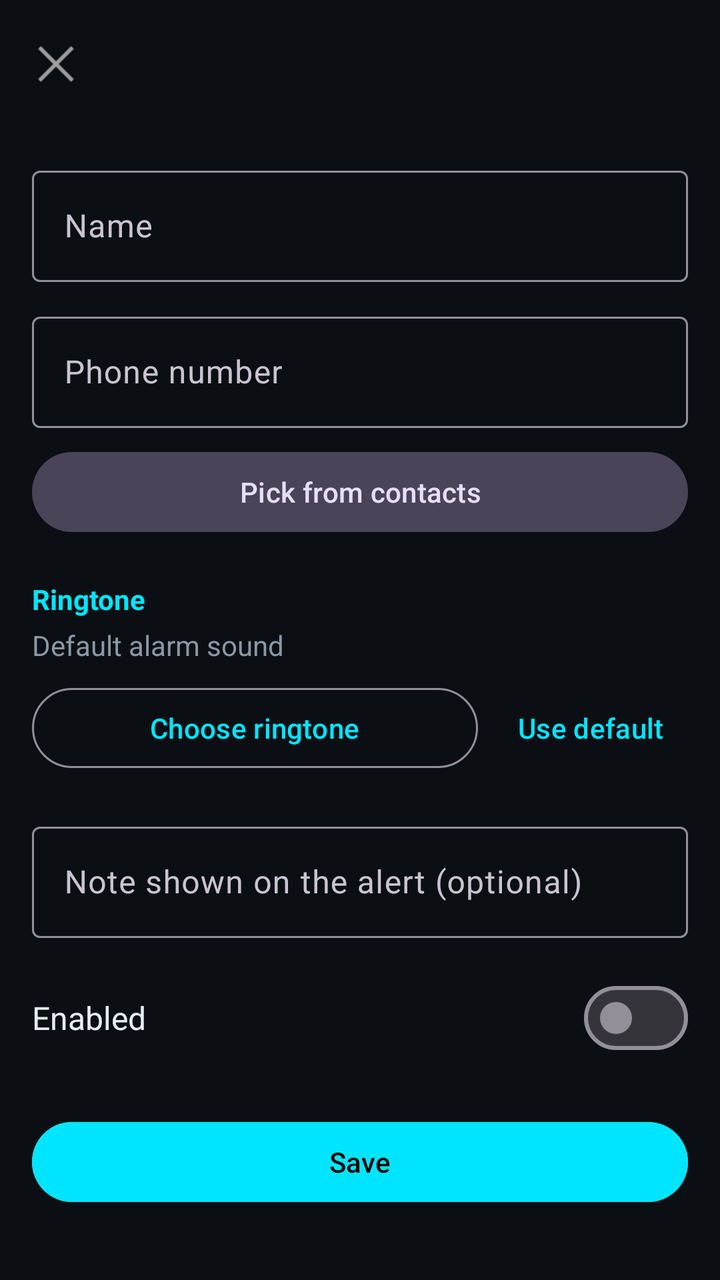
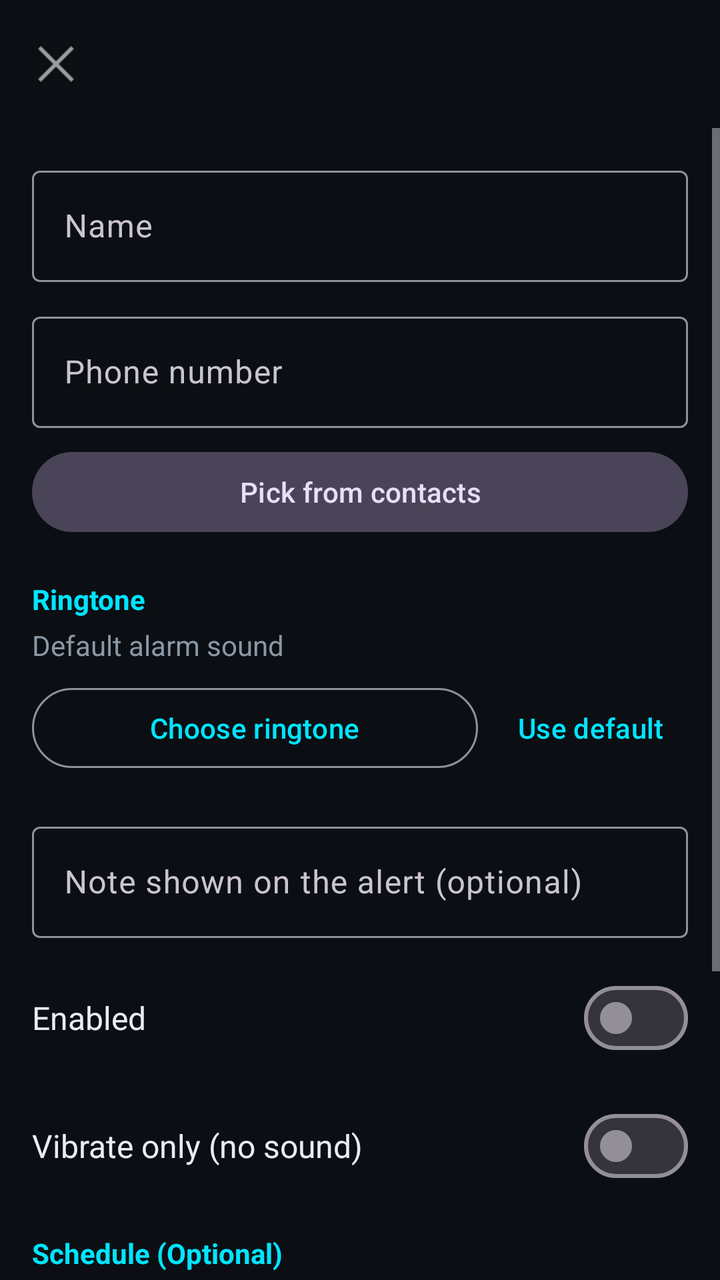

Screens rendered from an Android XML layout before and after an edit, with the pre-edit source and the edit as a unified diff.
<!-- AndroidManifest.xml: application theme Theme.LeviRinger -->
<!-- res/layout/activity_add_contact.xml -->
<?xml version="1.0" encoding="utf-8"?>
<LinearLayout xmlns:android="http://schemas.android.com/apk/res/android"
    xmlns:app="http://schemas.android.com/apk/res-auto"
    android:layout_width="match_parent"
    android:layout_height="match_parent"
    android:background="@color/bg"
    android:orientation="vertical">

    <com.google.android.material.appbar.MaterialToolbar
        android:id="@+id/toolbar"
        android:layout_width="match_parent"
        android:layout_height="?attr/actionBarSize"
        app:navigationIcon="@android:drawable/ic_menu_close_clear_cancel"
        app:titleTextColor="@color/on_bg" />

    <ScrollView
        android:layout_width="match_parent"
        android:layout_height="match_parent">

        <LinearLayout
            android:layout_width="match_parent"
            android:layout_height="wrap_content"
            android:orientation="vertical"
            android:padding="16dp">

            <com.google.android.material.textfield.TextInputLayout
                style="@style/Widget.Material3.TextInputLayout.OutlinedBox"
                android:layout_width="match_parent"
                android:layout_height="wrap_content"
                android:hint="@string/name_hint">

                <com.google.android.material.textfield.TextInputEditText
                    android:id="@+id/editName"
                    android:layout_width="match_parent"
                    android:layout_height="wrap_content"
                    android:inputType="textPersonName" />
            </com.google.android.material.textfield.TextInputLayout>

            <com.google.android.material.textfield.TextInputLayout
                style="@style/Widget.Material3.TextInputLayout.OutlinedBox"
                android:layout_width="match_parent"
                android:layout_height="wrap_content"
                android:layout_marginTop="12dp"
                android:hint="@string/number_hint">

                <com.google.android.material.textfield.TextInputEditText
                    android:id="@+id/editNumber"
                    android:layout_width="match_parent"
                    android:layout_height="wrap_content"
                    android:inputType="phone" />
            </com.google.android.material.textfield.TextInputLayout>

            <com.google.android.material.button.MaterialButton
                android:id="@+id/btnPickContact"
                style="@style/Widget.Material3.Button.TonalButton"
                android:layout_width="match_parent"
                android:layout_height="wrap_content"
                android:layout_marginTop="8dp"
                android:text="@string/pick_contact" />

            <TextView
                android:layout_width="match_parent"
                android:layout_height="wrap_content"
                android:layout_marginTop="20dp"
                android:text="@string/ringtone_label"
                android:textColor="@color/neon"
                android:textStyle="bold" />

            <TextView
                android:id="@+id/txtRingtone"
                android:layout_width="match_parent"
                android:layout_height="wrap_content"
                android:layout_marginTop="4dp"
                android:text="@string/ringtone_default"
                android:textColor="@color/on_surface_muted" />

            <LinearLayout
                android:layout_width="match_parent"
                android:layout_height="wrap_content"
                android:layout_marginTop="8dp"
                android:orientation="horizontal">

                <com.google.android.material.button.MaterialButton
                    android:id="@+id/btnPickRingtone"
                    style="@style/Widget.Material3.Button.OutlinedButton"
                    android:layout_width="0dp"
                    android:layout_height="wrap_content"
                    android:layout_weight="1"
                    android:text="@string/choose_ringtone" />

                <com.google.android.material.button.MaterialButton
                    android:id="@+id/btnDefaultRingtone"
                    style="@style/Widget.Material3.Button.TextButton"
                    android:layout_width="wrap_content"
                    android:layout_height="wrap_content"
                    android:layout_marginStart="8dp"
                    android:text="@string/use_default" />
            </LinearLayout>

            <com.google.android.material.textfield.TextInputLayout
                style="@style/Widget.Material3.TextInputLayout.OutlinedBox"
                android:layout_width="match_parent"
                android:layout_height="wrap_content"
                android:layout_marginTop="20dp"
                android:hint="@string/note_hint">

                <com.google.android.material.textfield.TextInputEditText
                    android:id="@+id/editNote"
                    android:layout_width="match_parent"
                    android:layout_height="wrap_content"
                    android:inputType="textMultiLine"
                    android:maxLines="3" />
            </com.google.android.material.textfield.TextInputLayout>

            <LinearLayout
                android:layout_width="match_parent"
                android:layout_height="wrap_content"
                android:layout_marginTop="16dp"
                android:gravity="center_vertical"
                android:orientation="horizontal">

                <TextView
                    android:layout_width="0dp"
                    android:layout_height="wrap_content"
                    android:layout_weight="1"
                    android:text="@string/enabled_label"
                    android:textColor="@color/on_bg"
                    android:textSize="16sp" />

                <com.google.android.material.materialswitch.MaterialSwitch
                    android:id="@+id/swEnabled"
                    android:layout_width="wrap_content"
                    android:layout_height="wrap_content" />
            </LinearLayout>

            <com.google.android.material.button.MaterialButton
                android:id="@+id/btnSave"
                android:layout_width="match_parent"
                android:layout_height="wrap_content"
                android:layout_marginTop="24dp"
                android:backgroundTint="@color/neon"
                android:text="@string/save"
                android:textColor="@color/black" />
        </LinearLayout>
    </ScrollView>
</LinearLayout>
<!-- resources referenced by this layout -->
<resources>
  <color name="bg">#0B0F14</color>
  <color name="black">#000000</color>
  <color name="neon">#00E5FF</color>
  <color name="on_bg">#E6EDF3</color>
  <color name="on_surface_muted">#8B98A5</color>
  <string name="choose_ringtone">Choose ringtone</string>
  <string name="enabled_label">Enabled</string>
  <string name="name_hint">Name</string>
  <string name="note_hint">Note shown on the alert (optional)</string>
  <string name="number_hint">Phone number</string>
  <string name="pick_contact">Pick from contacts</string>
  <string name="ringtone_default">Default alarm sound</string>
  <string name="ringtone_label">Ringtone</string>
  <string name="save">Save</string>
  <string name="use_default">Use default</string>
  <style name="Theme.LeviRinger" parent="Theme.Material3.Dark.NoActionBar">
          <item name="colorPrimary">@color/neon</item>
          <item name="colorOnPrimary">@color/black</item>
          <item name="colorSecondary">@color/accent_green</item>
          <item name="colorOnSecondary">@color/black</item>
          <item name="android:colorBackground">@color/bg</item>
          <item name="colorSurface">@color/surface</item>
          <item name="colorSurfaceVariant">@color/surface_variant</item>
          <item name="colorOnSurface">@color/on_bg</item>
          <item name="colorError">@color/danger</item>
          <item name="android:statusBarColor">@color/bg</item>
          <item name="android:navigationBarColor">@color/bg</item>
          <item name="android:windowBackground">@color/bg</item>
      </style>
  <color name="accent_green">#00E676</color>
  <color name="surface">#121821</color>
  <color name="surface_variant">#1B2430</color>
  <color name="danger">#FF5252</color>
</resources>

<!-- the commit's change to res/layout/activity_add_contact.xml (unified diff, before → after) -->
@@ -133,6 +133,75 @@
                     android:layout_height="wrap_content" />
             </LinearLayout>
 
+            
+            <LinearLayout
+                android:layout_width="match_parent"
+                android:layout_height="wrap_content"
+                android:layout_marginTop="16dp"
+                android:gravity="center_vertical"
+                android:orientation="horizontal">
+
+                <TextView
+                    android:layout_width="0dp"
+                    android:layout_height="wrap_content"
+                    android:layout_weight="1"
+                    android:text="@string/vibrate_only_label"
+                    android:textColor="@color/on_bg"
+                    android:textSize="16sp" />
+
+                <com.google.android.material.materialswitch.MaterialSwitch
+                    android:id="@+id/swVibrateOnly"
+                    android:layout_width="wrap_content"
+                    android:layout_height="wrap_content" />
+            </LinearLayout>
+
+            
+            <TextView
+                android:layout_width="match_parent"
+                android:layout_height="wrap_content"
+                android:layout_marginTop="20dp"
+                android:text="@string/schedule_label"
+                android:textColor="@color/neon"
+                android:textStyle="bold" />
+
+            <TextView
+                android:layout_width="match_parent"
+                android:layout_height="wrap_content"
+                android:layout_marginTop="4dp"
+                android:text="@string/schedule_active_between"
+                android:textColor="@color/on_surface_muted" />
+
+            <LinearLayout
+                android:layout_width="match_parent"
+                android:layout_height="wrap_content"
+                android:layout_marginTop="8dp"
+                android:orientation="horizontal">
+
+                <com.google.android.material.button.MaterialButton
+                    android:id="@+id/btnStartTime"
+                    style="@style/Widget.Material3.Button.OutlinedButton"
+                    android:layout_width="0dp"
+                    android:layout_height="wrap_content"
+                    android:layout_marginEnd="8dp"
+                    android:layout_weight="1"
+                    android:text="@string/start_time" />
+
+                <com.google.android.material.button.MaterialButton
+                    android:id="@+id/btnEndTime"
+                    style="@style/Widget.Material3.Button.OutlinedButton"
+                    android:layout_width="0dp"
+                    android:layout_height="wrap_content"
+                    android:layout_weight="1"
+                    android:text="@string/end_time" />
+            </LinearLayout>
+
+            <com.google.android.material.button.MaterialButton
+                android:id="@+id/btnClearSchedule"
+                style="@style/Widget.Material3.Button.TextButton"
+                android:layout_width="wrap_content"
+                android:layout_height="wrap_content"
+                android:text="@string/clear" />
+
             <com.google.android.material.button.MaterialButton
                 android:id="@+id/btnSave"
                 android:layout_width="match_parent"
<!-- resource entries referenced after the edit -->
@@ -6,7 +6,9 @@
   <color name="on_bg">#E6EDF3</color>
   <color name="on_surface_muted">#8B98A5</color>
   <string name="choose_ringtone">Choose ringtone</string>
+  <string name="clear">Clear</string>
   <string name="enabled_label">Enabled</string>
+  <string name="end_time">End Time</string>
   <string name="name_hint">Name</string>
   <string name="note_hint">Note shown on the alert (optional)</string>
   <string name="number_hint">Phone number</string>
@@ -14,7 +16,11 @@
   <string name="ringtone_default">Default alarm sound</string>
   <string name="ringtone_label">Ringtone</string>
   <string name="save">Save</string>
+  <string name="schedule_active_between">Active between:</string>
+  <string name="schedule_label">Schedule (Optional)</string>
+  <string name="start_time">Start Time</string>
   <string name="use_default">Use default</string>
+  <string name="vibrate_only_label">Vibrate only (no sound)</string>
   <style name="Theme.LeviRinger" parent="Theme.Material3.Dark.NoActionBar">
           <item name="colorPrimary">@color/neon</item>
           <item name="colorOnPrimary">@color/black</item>
